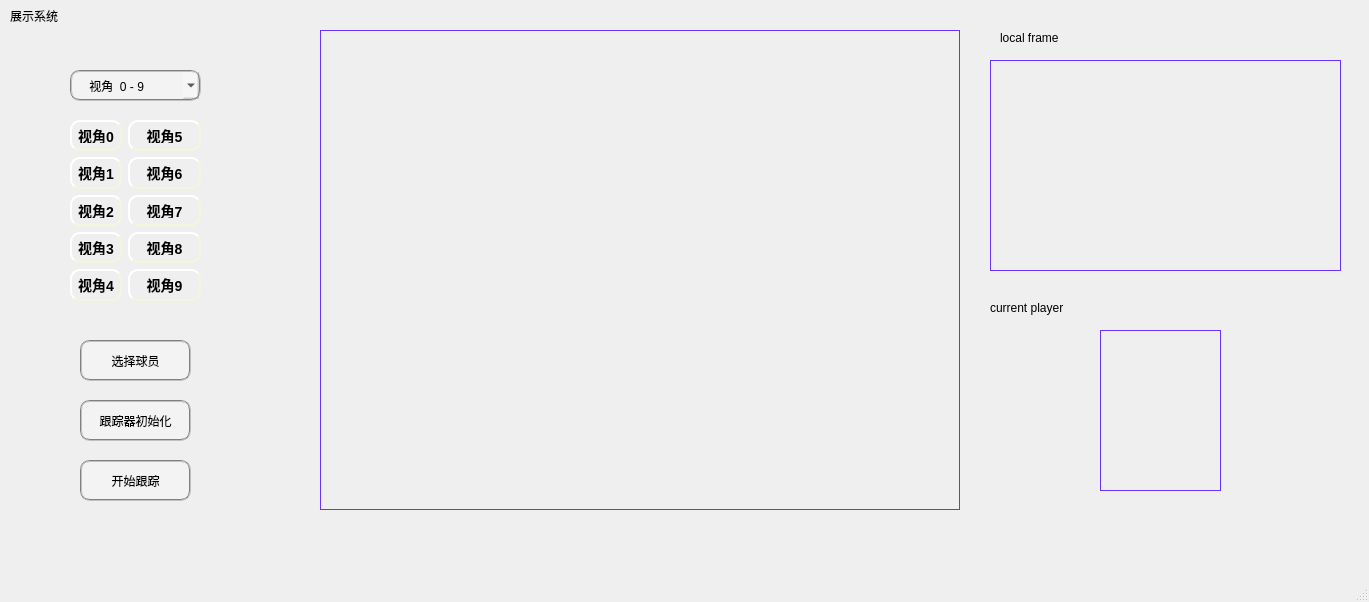
This is tools/video_dispaly.ui in zhiyuatyan/haixxxin as Qt 5 draws it before an edit. The edited form follows.
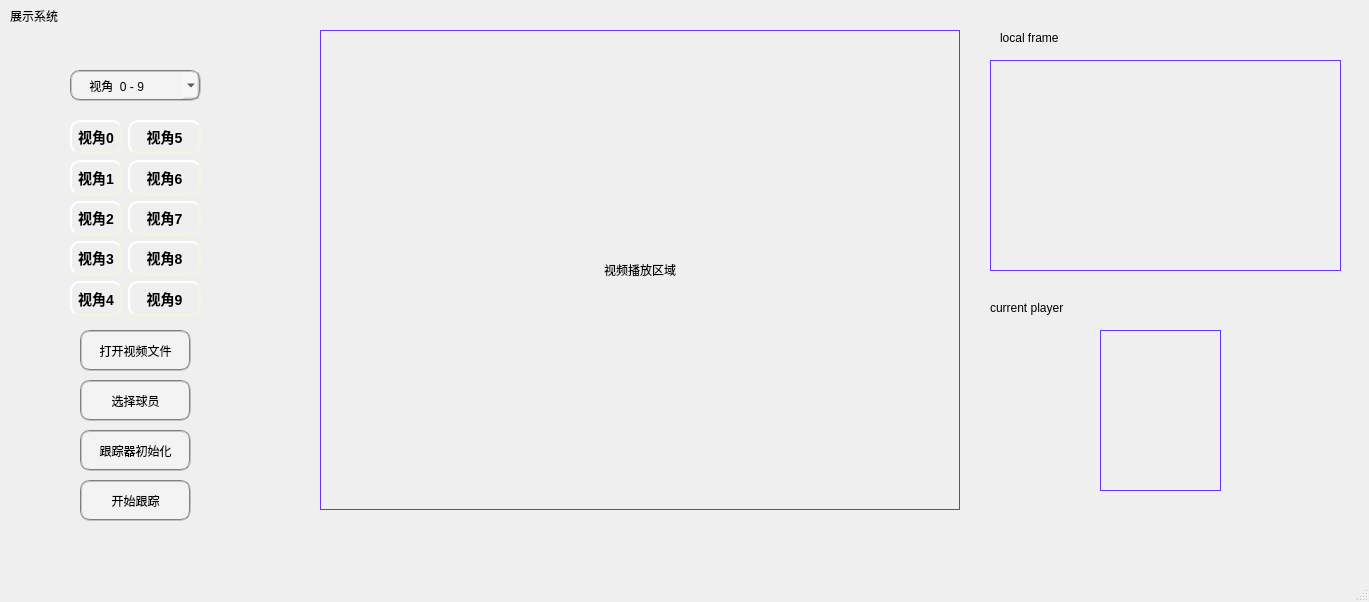
This is the edited form. Icons and pictures are not drawn.

Commit message: 1.	解决paintEvent一直被调用问题，问题在于61行，update函数会调用paintEvent函数 2.	新建线程加载tracker模型，使程序界面开始时响应更快速 3.	新增打开视频文件按钮 4.	修改select_ROI、confirm_player函数，取消confirm_flag、yesofplayer标志 5.	义锐师兄解决了无法消除矩形框问题，在此基础上整理代码 6.	添加逻辑：选择球员、跟踪器初始化按钮完成功能后被禁用，再次打开视频文件会解除禁用。 7.	跨视点那块好像被我搞坏了，跑不起来了，我不知道咋弄了，明天起来补救

Diff of the .ui file:
```diff
--- a/tools/video_dispaly.ui
+++ b/tools/video_dispaly.ui
@@ -46,7 +46,7 @@
     <property name="geometry">
      <rect>
       <x>80</x>
-      <y>460</y>
+      <y>480</y>
       <width>111</width>
       <height>41</height>
      </rect>
@@ -89,11 +89,14 @@
      <number>0</number>
     </property>
     <property name="text">
-     <string/>
+     <string>视频播放区域</string>
     </property>
     <property name="scaledContents">
      <bool>false</bool>
     </property>
+    <property name="alignment">
+     <set>Qt::AlignCenter</set>
+    </property>
     <property name="margin">
      <number>0</number>
     </property>
@@ -102,7 +105,7 @@
     <property name="geometry">
      <rect>
       <x>80</x>
-      <y>340</y>
+      <y>380</y>
       <width>111</width>
       <height>41</height>
      </rect>
@@ -121,7 +124,7 @@
     <property name="geometry">
      <rect>
       <x>80</x>
-      <y>400</y>
+      <y>430</y>
       <width>111</width>
       <height>41</height>
      </rect>
@@ -173,7 +176,7 @@
       <x>70</x>
       <y>120</y>
       <width>131</width>
-      <height>181</height>
+      <height>196</height>
      </rect>
     </property>
     <layout class="QFormLayout" name="formLayout">
@@ -403,6 +406,25 @@
      <string/>
     </property>
    </widget>
+   <widget class="QPushButton" name="open_video">
+    <property name="geometry">
+     <rect>
+      <x>80</x>
+      <y>330</y>
+      <width>111</width>
+      <height>41</height>
+     </rect>
+    </property>
+    <property name="styleSheet">
+     <string notr="true">color:Black;
+font-family:微软雅黑;
+background:rgb(255, 255, 255, 60);
+border:2px groove gray;border-radius:10px;padding:2px 4px;</string>
+    </property>
+    <property name="text">
+     <string>打开视频文件</string>
+    </property>
+   </widget>
   </widget>
   <widget class="QMenuBar" name="menubar">
    <property name="geometry">
```
Left out of the diff: 2 changed lines with no effect on the pictures. The commit also changes 2 other files.
